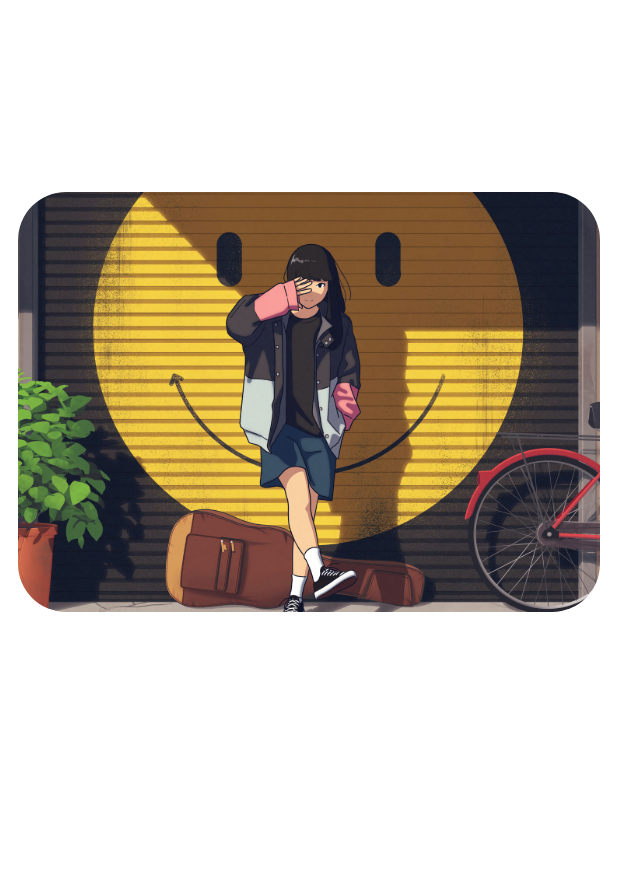
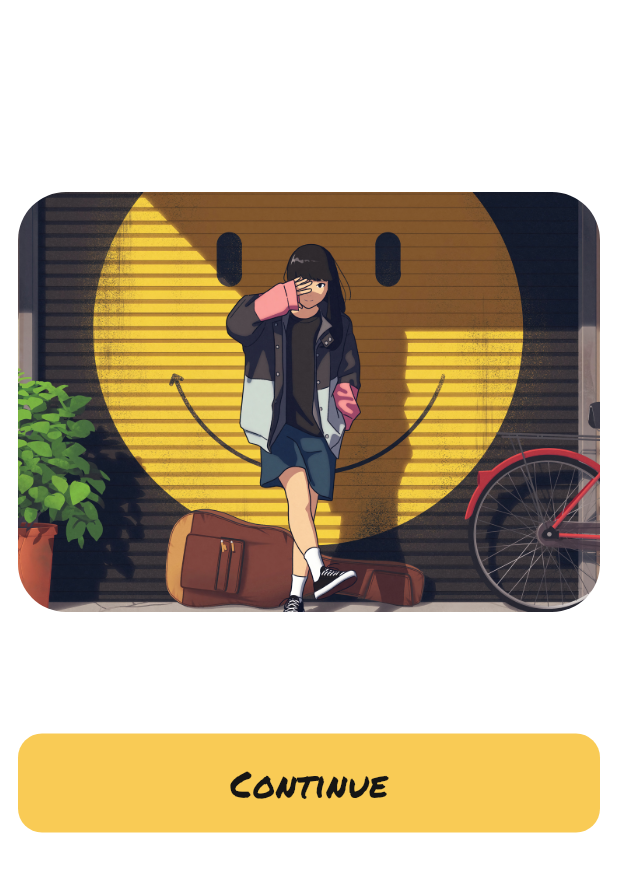
Before and after one commit to BeliauInit/KUMA, a Flutter app: the DetailManga screen opened by its route, on a phone screen of 412 x 824 dp. Shown: the top 872 px of the screen. Run offline on Flutter 3.47's test engine with Material 3 defaults, Android fonts, the light colour scheme and no system bars; our stand-ins replace carousel_slider, curved_navigation_bar, go_router, google_fonts.

Commit message:
Kuma 0.1.0

```diff
--- a/lib/Component/button.dart
+++ b/lib/Component/button.dart
@@ -101,3 +101,48 @@ class _btnDefaultState extends State<btnDefault> {
     );
   }
 }
+
+//btnDetailManga
+class btnDetailMa extends StatefulWidget {
+  final void Function()? onTap;
+  final String text;
+
+  const btnDetailMa({
+    super.key,
+    required this.onTap,
+    required this.text,
+  });
+
+  @override
+  State<btnDetailMa> createState() => _btnDetailMaState();
+}
+
+class _btnDetailMaState extends State<btnDetailMa> {
+  @override
+  Widget build(BuildContext context) {
+    return GestureDetector(
+      onTap: widget.onTap,
+      child: Container(
+        padding: EdgeInsetsDirectional.fromSTEB(16.0, 16.0, 16.0, 16.0),
+        decoration: BoxDecoration(
+            color: Color(0xFFF9CB55),
+            borderRadius: BorderRadius.circular(16),
+            boxShadow: const [BoxShadow(color: Colors.transparent)]),
+        child: Row(
+          mainAxisAlignment: MainAxisAlignment.center,
+          children: [
+            Text(
+                widget.text,
+                style: GoogleFonts.permanentMarker(
+                  color: Color(0xFF151515),
+                  fontWeight: FontWeight.w400,
+                  fontSize: 24,
+                  letterSpacing: 0.36,
+                )
+            ),
+          ],
+        ),
+      ),
+    );
+  }
+}
--- a/lib/Navbar/curved_navigator.dart
+++ b/lib/Navbar/curved_navigator.dart
@@ -37,7 +37,7 @@ class _CurvedNavbarState extends State<CurvedNavbar> {
           ],
         ),
         bottomNavigationBar: CurvedNavigationBar(
-            backgroundColor: Color(0xFF171717),
+            backgroundColor: Color(0x171717),
             color: Color(0xFFF9CB55),
             animationCurve: Curves.fastEaseInToSlowEaseOut,
             animationDuration: Duration(milliseconds: 400),
--- a/lib/Pages/detail_manga.dart
+++ b/lib/Pages/detail_manga.dart
@@ -5,7 +5,7 @@ import 'package:flutter/cupertino.dart';
 import 'package:flutter/material.dart';
 import 'package:go_router/go_router.dart';
 import 'package:google_fonts/google_fonts.dart';
-import 'package:kuma_apps/Navbar/curved_navbar.dart';
+import 'package:kuma_apps/Component/button.dart';
 
 class DetailManga extends StatefulWidget {
   const DetailManga({super.key});
@@ -66,8 +66,12 @@ class _DetailMangaState extends State<DetailManga> {
             child: Column(
               mainAxisSize: MainAxisSize.max,
               mainAxisAlignment: MainAxisAlignment.start,
+              crossAxisAlignment: CrossAxisAlignment.center,
+              children: [
+                Column(
                   children: [
                     Container(
+                      child: Center(
                         child: ClipRRect(
                           borderRadius: BorderRadius.circular(32),
                           child: Image.asset(
@@ -78,6 +82,27 @@ class _DetailMangaState extends State<DetailManga> {
                           ),
                         ),
                       ),
+                    ),
+                    SizedBox(
+                      height: 12,
+                    ),
+                    Text(
+                      'Guitar Girl!!!',
+                      style: GoogleFonts.permanentMarker(
+                        fontWeight: FontWeight.w300,
+                        fontSize: 40,
+                        color: Colors.white,
+                        letterSpacing: 0.5,
+                      ),
+                    ),
+                    SizedBox(
+                      height: 12,
+                    ),
+                    btnDetailMa(onTap: () {
+                      print('This feature is offline');
+                    }, text: 'Continue',)
+                  ],
+                ),
               ],
             ),
           ),
--- a/lib/Pages/login_page.dart
+++ b/lib/Pages/login_page.dart
@@ -3,7 +3,6 @@ import 'package:flutter/material.dart';
 import 'package:go_router/go_router.dart';
 import 'package:google_fonts/google_fonts.dart';
 import 'package:kuma_apps/Component/button.dart';
-import 'signup_page.dart';
 
 class LoginPage extends StatefulWidget {
   @override
@@ -68,7 +67,7 @@ class _LoginPageState extends State<LoginPage> {
                           alignment: Alignment.centerRight,
                           child: Text(
                             'Lupa Password?',
-                            style: TextStyle(color: Color(0xFF534E59)),
+                            style: TextStyle(color: Color(0xFF5D5B59)),
                           ),
                         ),
                         SizedBox(height: 20),
```
Also changed, not shown: lib/Pages/bookmark_page.dart (+13 -2 lines), lib/Pages/grimoires_page.dart (+23 -16 lines), lib/Pages/home_page.dart (+6 -26 lines), lib/Widget/carousel_genre.dart (added, +110 -0 lines), lib/Widget/list_bookmark.dart (added, +90 -0 lines). Lines whose indentation alone changed are shown as unchanged.
